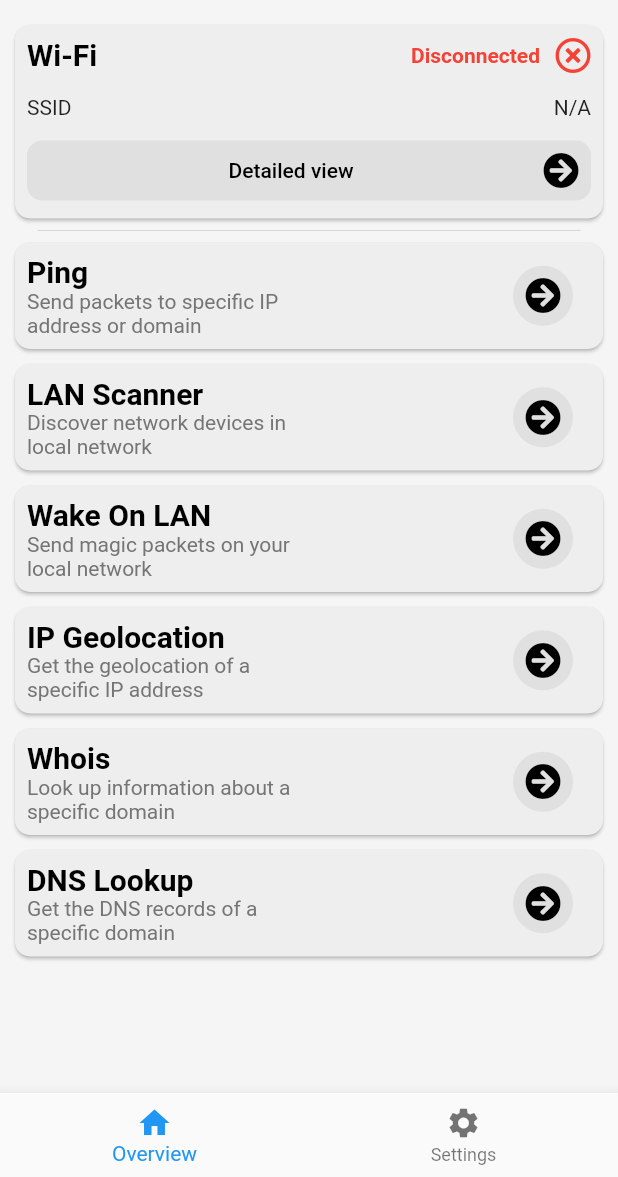
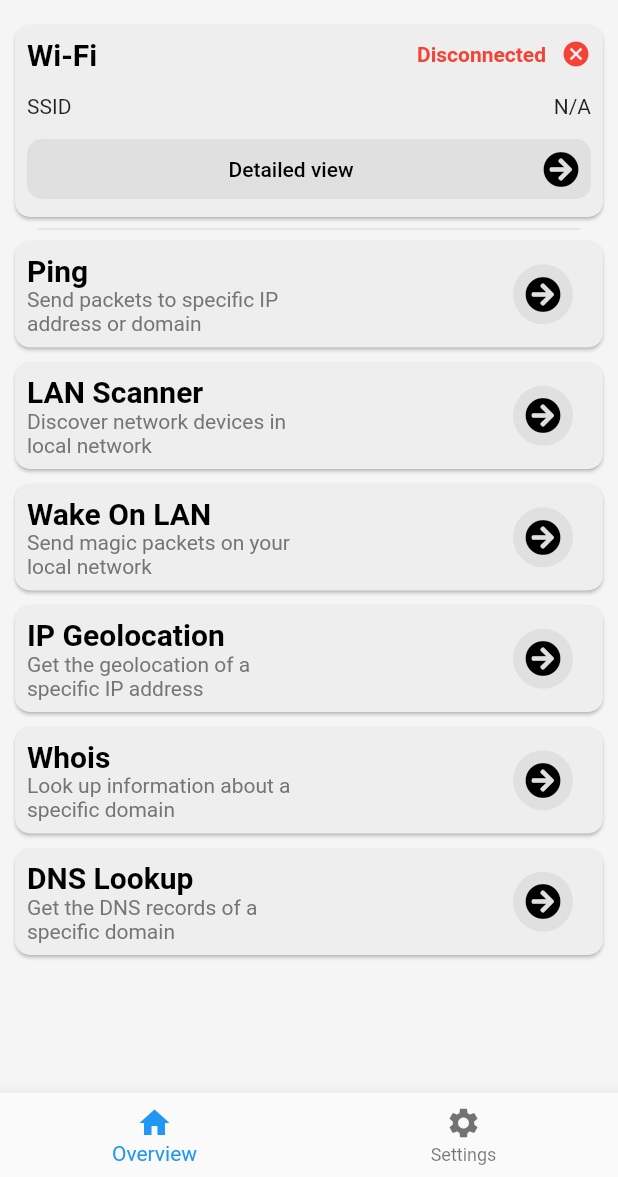
Before and after one commit to ivirtex/networkarch-flutter, a Flutter app: the screen it shows after launch, on a phone screen of 412 x 824 dp, the part 59-1236 px from its top. Run offline on Flutter 3.47's test engine with Material 2 defaults, Android fonts, the light colour scheme and no system bars; our stand-ins replace animate_do, easy_dynamic_theme, fluttertoast, font_awesome_flutter, google_maps_flutter, permission_handler and 1 more; missing offline and left inert: carrier_info, dart_ping, lan_scanner, network_info_plus, wake_on_lan.

Commit message:
Bump gradle version, fix icons

```diff
--- a/lib/main.dart
+++ b/lib/main.dart
@@ -28,8 +28,6 @@ import 'package:network_arch/screens/wifi_detail_view.dart';
 import 'package:network_arch/shared/shared_widgets.dart';
 
 void main() {
-  // Provider.debugCheckInvalidValueType = null;
-
   WidgetsFlutterBinding.ensureInitialized();
   SystemChrome.setSystemUIOverlayStyle(
     const SystemUiOverlayStyle(
--- a/lib/screens/dashboard.dart
+++ b/lib/screens/dashboard.dart
@@ -94,9 +94,8 @@ class _DashboardState extends State<Dashboard> {
     );
   }
 
-  FadeInUp _buildBody(BuildContext context) {
-    return FadeInUp(
-      child: ListView(
+  ListView _buildBody(BuildContext context) {
+    return ListView(
       physics: const NeverScrollableScrollPhysics(),
       shrinkWrap: true,
       children: [
@@ -221,7 +220,6 @@ class _DashboardState extends State<Dashboard> {
           ),
         ),
       ],
-      ),
     );
   }
 }
--- a/lib/shared/cards/network_card.dart
+++ b/lib/shared/cards/network_card.dart
@@ -50,10 +50,7 @@ class NetworkCard extends StatelessWidget {
               )
             ],
           ),
-          const SizedBox(height: 5.0),
-          Column(
-            children: [
-              const SizedBox(height: 10),
+          const SizedBox(height: 15.0),
           Row(
             children: [
               Text(networkType == NetworkType.wifi ? 'SSID' : 'Carrier'),
@@ -87,8 +84,6 @@ class NetworkCard extends StatelessWidget {
                 )
               ],
             ),
-              ),
-            ],
           )
         ],
       ),
@@ -100,6 +95,8 @@ Row _buildConnectionState({
   required bool? isNetworkConnected,
   required bool? snapshotHasError,
 }) {
+  const double iconSize = 20.0;
+
   if (isNetworkConnected != null) {
     return Row(
       children: [
@@ -111,10 +108,9 @@ Row _buildConnectionState({
           ),
         ),
         const SizedBox(width: 10.0),
-        FaIcon(
-          isNetworkConnected
-              ? FontAwesomeIcons.checkCircle
-              : FontAwesomeIcons.timesCircle,
+        Icon(
+          isNetworkConnected ? Icons.check_circle : Icons.cancel,
+          size: iconSize,
           color: isNetworkConnected ? Colors.green : Colors.red,
         )
       ],
@@ -130,9 +126,9 @@ Row _buildConnectionState({
           ),
         ),
         SizedBox(width: 10.0),
-        FaIcon(
-          FontAwesomeIcons.timesCircle,
-          color: Colors.red,
+        Icon(
+          Icons.cancel,
+          size: iconSize,
         )
       ],
     );
@@ -148,8 +144,8 @@ Row _buildConnectionState({
         ),
         SizedBox(width: 10.0),
         SizedBox(
-          height: 20.0,
-          width: 20.0,
+          height: 10.0,
+          width: 10.0,
           child: Center(
             child: CircularProgressIndicator.adaptive(),
           ),
```
Also changed, not shown: 2 other files. Lines whose indentation alone changed are shown as unchanged.
